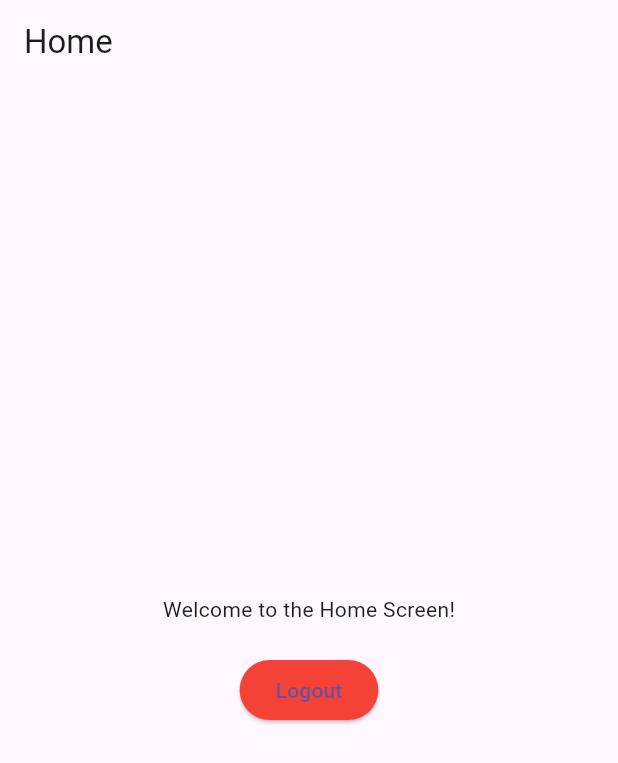
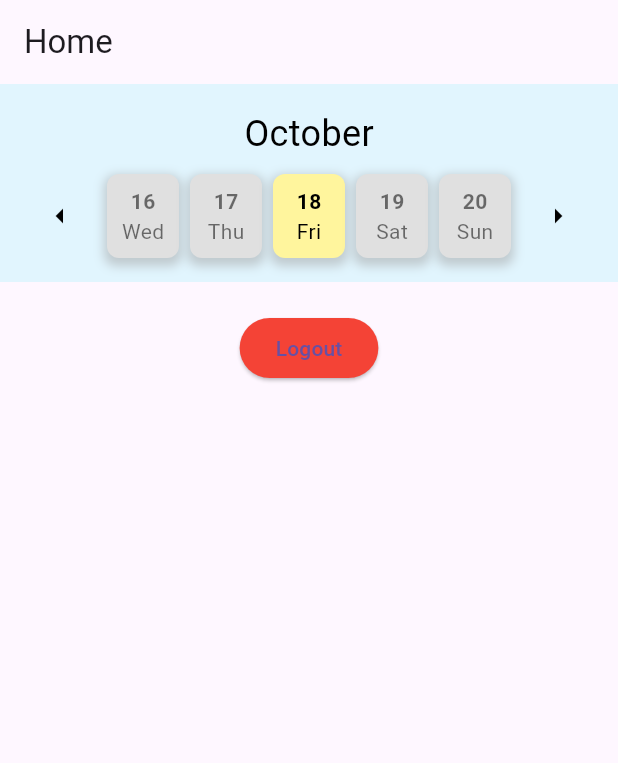
Before and after one commit to Dash074/45_Team_Himalaya, a Flutter app: the HomePage screen opened directly, on a phone screen of 412 x 824 dp. Shown: the top 763 px of the screen. Run offline on Flutter 3.47's test engine with Material 3 defaults, Android fonts, the phone set to English and light mode, and no system bars; our stand-ins replace firebase_auth, firebase_core; accounts and stored records are empty.

Commit message:
Home page date added

```diff
--- a/lib/pages/home_page.dart
+++ b/lib/pages/home_page.dart
@@ -1,9 +1,16 @@
 import 'package:flutter/material.dart';
 import 'package:firebase_auth/firebase_auth.dart';
 import 'login_page.dart'; // Import your login page
+import 'package:intl/intl.dart';
 
-class HomePage extends StatelessWidget {
+class HomePage extends StatefulWidget {
+  @override
+  _HomePageState createState() => _HomePageState();
+}
+
+class _HomePageState extends State<HomePage> {
   final FirebaseAuth _auth = FirebaseAuth.instance;
+  DateTime _currentDate = DateTime.now();
 
   void _logout(BuildContext context) async {
     await _auth.signOut();
@@ -17,25 +24,114 @@ class HomePage extends StatelessWidget {
     );
   }
 
+  void _previousDates() {
+    setState(() {
+      _currentDate = _currentDate.subtract(Duration(days: 1));
+    });
+  }
+
+  void _nextDates() {
+    setState(() {
+      _currentDate = _currentDate.add(Duration(days: 1));
+    });
+  }
+
   @override
   Widget build(BuildContext context) {
+    List<DateTime> dates = [];
+    for (int i = -2; i <= 2; i++) {
+      // Display 5 dates
+      dates.add(_currentDate.add(Duration(days: i)));
+    }
+
     return Scaffold(
       appBar: AppBar(title: Text('Home')),
-      body: Center(
-        child: Column(
-          mainAxisAlignment: MainAxisAlignment.center,
-          children: <Widget>[
-            Text('Welcome to the Home Screen!'),
-            SizedBox(height: 20),
-            ElevatedButton(
+      body: Column(
+        children: [
+          Container(
+            color: Colors.lightBlue.shade50, // Lighter pastel blue color
+            padding: EdgeInsets.all(16.0),
+            child: Column(
+              children: [
+                Text(
+                  DateFormat('MMMM').format(_currentDate), // Current month
+                  style: TextStyle(fontSize: 24, color: Colors.black),
+                ),
+                SizedBox(height: 10),
+                Row(
+                  mainAxisAlignment: MainAxisAlignment.spaceBetween,
+                  children: [
+                    IconButton(
+                      icon: Icon(Icons.arrow_left, color: Colors.black),
+                      onPressed: _previousDates,
+                    ),
+                    Expanded(
+                      child: Row(
+                        mainAxisAlignment: MainAxisAlignment.spaceEvenly,
+                        children: dates.map((date) {
+                          bool isToday =
+                              DateUtils.isSameDay(date, DateTime.now());
+                          return Container(
+                            decoration: BoxDecoration(
+                              color: isToday
+                                  ? Colors.yellow.shade200
+                                  : Colors.grey[300],
+                              borderRadius: BorderRadius.circular(8),
+                              boxShadow: [
+                                BoxShadow(
+                                  color: Colors.grey.withOpacity(0.5),
+                                  spreadRadius: 2,
+                                  blurRadius: 5,
+                                  offset: Offset(0, 3),
+                                ),
+                              ],
+                            ),
+                            padding: EdgeInsets.all(8),
+                            width: 48, // Adjust width for uniform size
+                            child: Column(
+                              mainAxisAlignment: MainAxisAlignment.center,
+                              children: [
+                                Text(
+                                  DateFormat('dd').format(date),
+                                  style: TextStyle(
+                                      fontWeight: FontWeight.bold,
+                                      color: isToday
+                                          ? Colors.black
+                                          : Colors.black54),
+                                ),
+                                Text(
+                                  DateFormat('EEE').format(date),
+                                  style: TextStyle(
+                                      color: isToday
+                                          ? Colors.black
+                                          : Colors.black54),
+                                ),
+                              ],
+                            ),
+                          );
+                        }).toList(),
+                      ),
+                    ),
+                    IconButton(
+                      icon: Icon(Icons.arrow_right, color: Colors.black),
+                      onPressed: _nextDates,
+                    ),
+                  ],
+                ),
+              ],
+            ),
+          ),
+          SizedBox(height: 20),
+          Center(
+            child: ElevatedButton(
               onPressed: () => _logout(context),
               child: Text('Logout'),
               style: ElevatedButton.styleFrom(
                 backgroundColor: Colors.red,
               ),
             ),
-          ],
-        ),
+          ),
+        ],
       ),
     );
   }
--- a/pubspec.yaml
+++ b/pubspec.yaml
@@ -37,6 +37,7 @@ dependencies:
   cupertino_icons: ^1.0.8
   firebase_core: ^3.6.0
   firebase_auth: ^5.3.1
+  intl: ^0.19.0
 
 dev_dependencies:
   flutter_test:
@@ -47,7 +48,7 @@ dev_dependencies:
   # activated in the `analysis_options.yaml` file located at the root of your
   # package. See that file for information about deactivating specific lint
   # rules and activating additional ones.
-  flutter_lints: ^4.0.0
+  flutter_lints: ^5.0.0
 
 # For information on the generic Dart part of this file, see the
 # following page: https://dart.dev/tools/pub/pubspec
@@ -62,7 +63,7 @@ flutter:
 
   # To add assets to your application, add an assets section, like this:
   assets:
-     - lib/images/logov1.jpeg
+     - lib/images/logov1.png
   #   - images/a_dot_ham.jpeg
 
   # An image asset can refer to one or more resolution-specific "variants", see
```
Also changed, not shown: pubspec.lock.
